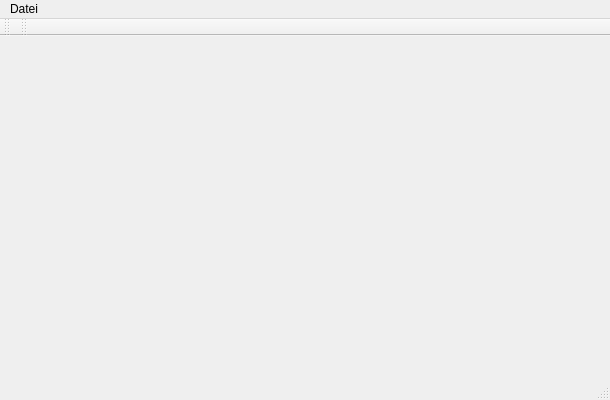
Before: the Qt Designer form src/miomain.ui in dehnhardt/iconnconfig, drawn with Qt 5.
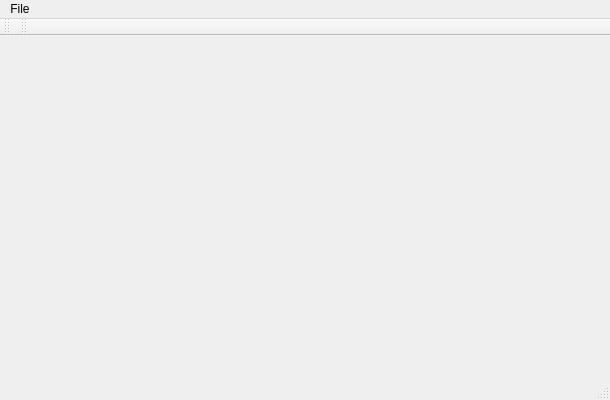
After: the same form once the commit is applied.

Patch:
```diff
--- a/src/miomain.ui
+++ b/src/miomain.ui
@@ -35,12 +35,12 @@
      <x>0</x>
      <y>0</y>
      <width>610</width>
-     <height>22</height>
+     <height>19</height>
     </rect>
    </property>
    <widget class="QMenu" name="menuMio10_Config">
     <property name="title">
-     <string>Datei</string>
+     <string>File</string>
     </property>
     <addaction name="actionQuit"/>
     <addaction name="actionopen_device"/>
```
Left out of the diff: 2 changed lines with no effect on the pictures.
